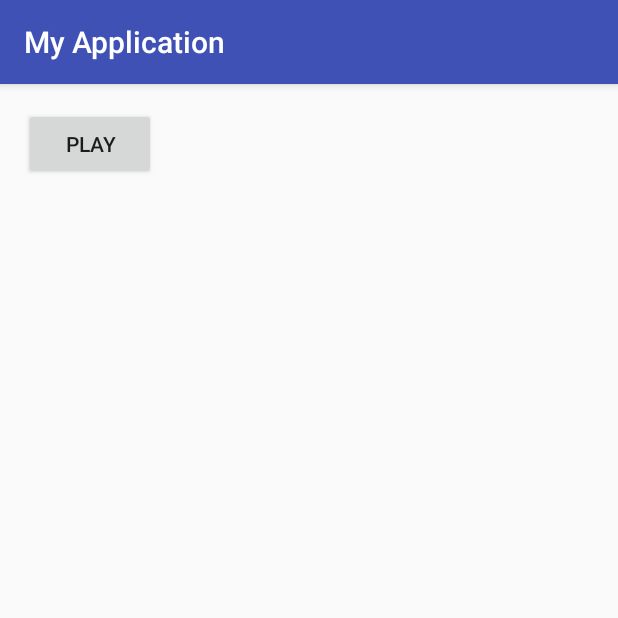
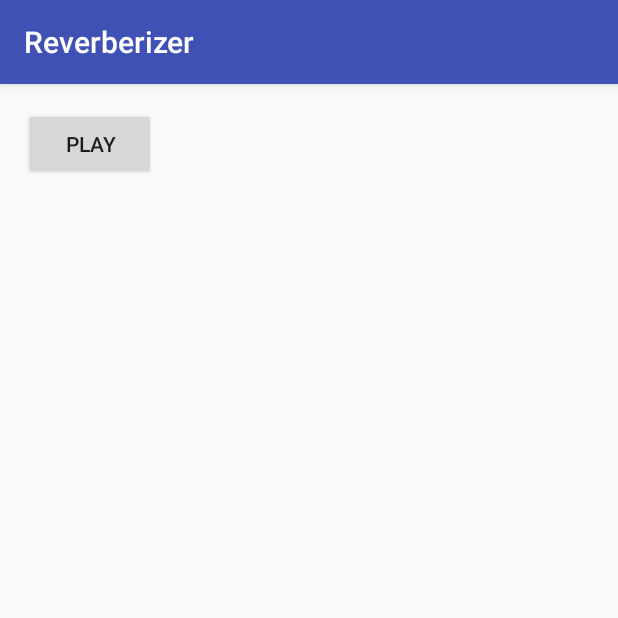
Before and after one commit to ghembo/Reverberizer, an Android app: the screen it shows after launch (MainActivity), on a phone screen of 412 x 824 dp, the top half of it. Run offline under Robolectric (Android 15) with nearby library versions, the phone set to English and light mode, and no system bars.

```diff
--- a/app/src/main/AndroidManifest.xml
+++ b/app/src/main/AndroidManifest.xml
@@ -5,6 +5,9 @@
 
     <uses-permission android:name="android.permission.RECORD_AUDIO" />
     <uses-permission android:name="android.permission.MODIFY_AUDIO_SETTINGS"/>
+
+    <uses-feature android:name="android.hardware.audio.output" />
+    <uses-feature android:name="android.hardware.microphone" />
 
     <application
         android:allowBackup="true"
--- a/app/src/main/res/values/strings.xml
+++ b/app/src/main/res/values/strings.xml
@@ -1,5 +1,7 @@
 <resources>
-    <string name="app_name">My Application</string>
+    <string name="app_name">Reverberizer</string>
     <string name="button_play">Play</string>
     <string name="button_stop">Stop</string>
+    <string name="permission_denied">Permission denied</string>
+    <string name="permission_denied_error">requires audio recording. Allow audio recording permission in order to be able to use it.</string>
 </resources>
```
Also changed, not shown: app/src/main/java/com/example/agambini/myapplication/MainActivity.java (+9 -1 lines).
